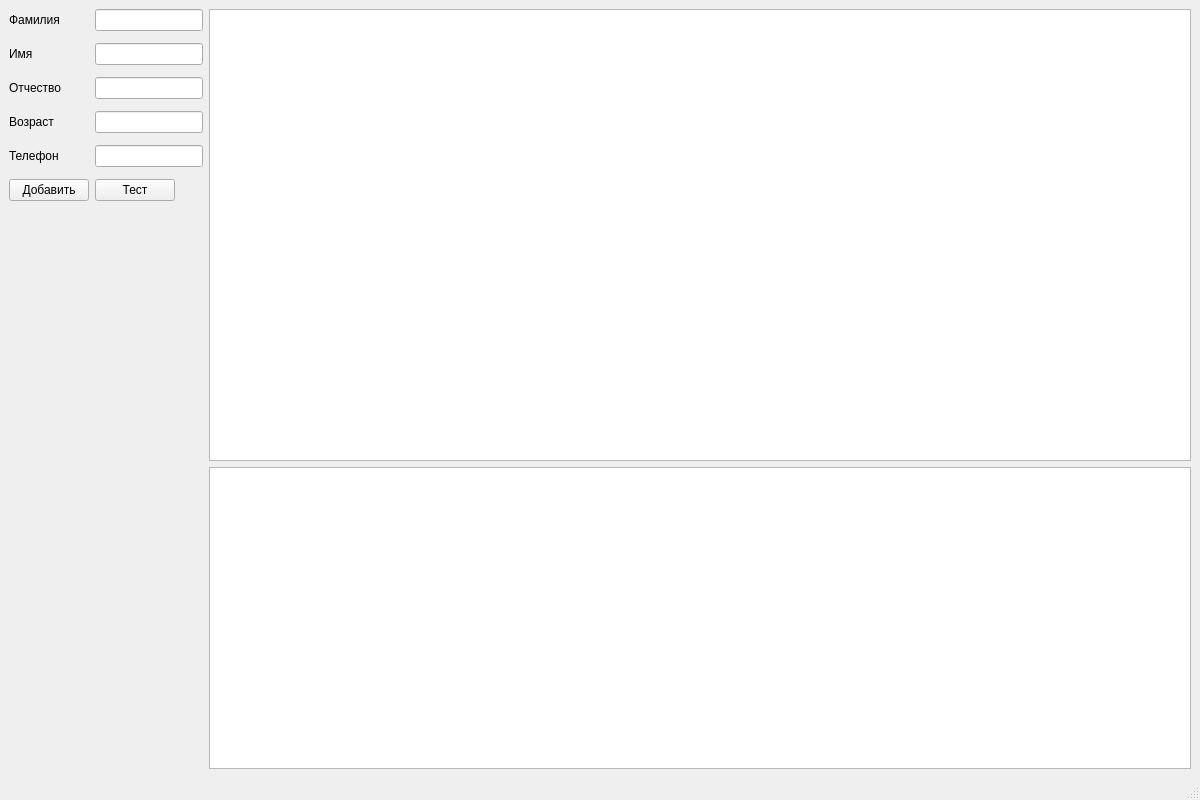
piza0-0/BankRegister, file PeopleBaza/mainwindow.ui: the form before one commit.
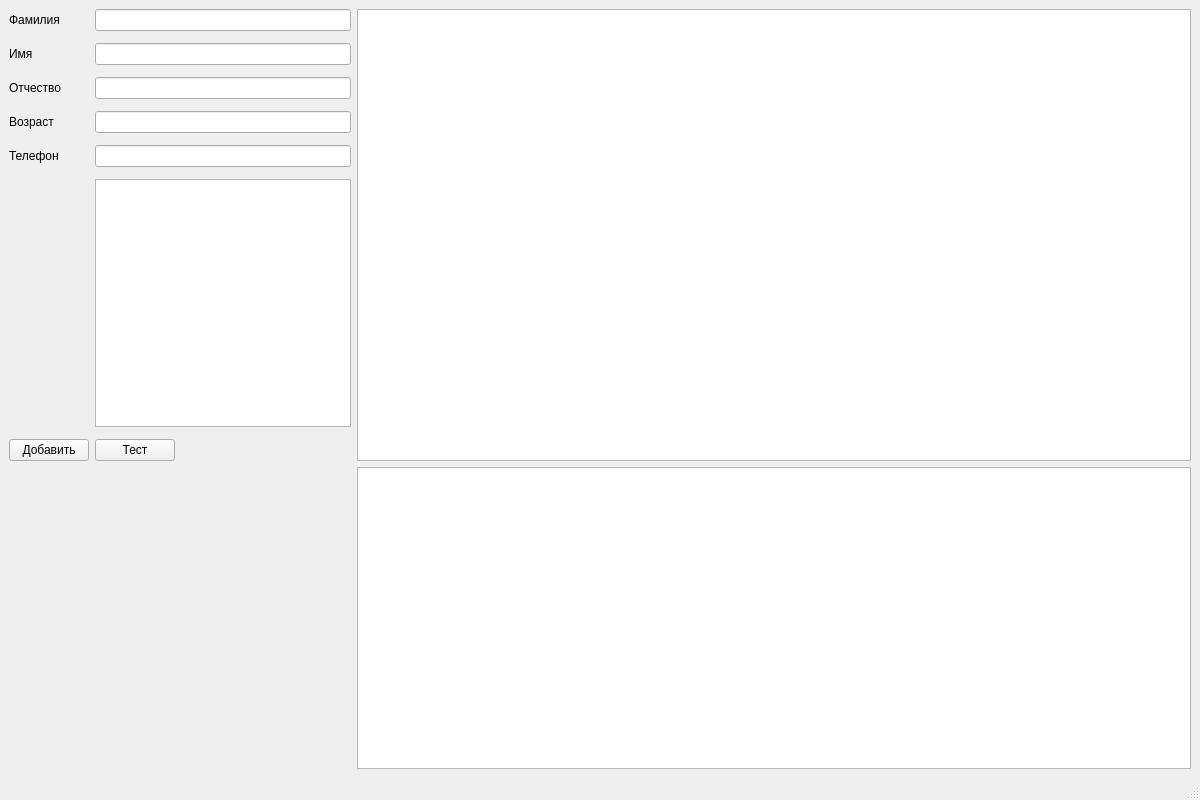
The form after the commit.

Commit message: Added bank list

```diff
--- a/PeopleBaza/mainwindow.ui
+++ b/PeopleBaza/mainwindow.ui
@@ -14,18 +14,8 @@
    <string>MainWindow</string>
   </property>
   <widget class="QWidget" name="centralwidget">
-   <layout class="QGridLayout" name="gridLayout">
-    <item row="0" column="2">
-     <widget class="QTableWidget" name="tw_personList">
-      <property name="sizePolicy">
-       <sizepolicy hsizetype="Preferred" vsizetype="Preferred">
-        <horstretch>60</horstretch>
-        <verstretch>60</verstretch>
-       </sizepolicy>
-      </property>
-     </widget>
-    </item>
-    <item row="1" column="2">
+   <layout class="QFormLayout" name="formLayout">
+    <item row="1" column="1">
      <widget class="QListWidget" name="lw_bankList">
       <property name="sizePolicy">
        <sizepolicy hsizetype="Expanding" vsizetype="Preferred">
@@ -35,17 +25,20 @@
       </property>
      </widget>
     </item>
-    <item row="0" column="1">
+    <item row="0" column="0">
      <layout class="QFormLayout" name="formLayout_2">
       <property name="sizeConstraint">
        <enum>QLayout::SetMaximumSize</enum>
       </property>
       <property name="fieldGrowthPolicy">
-       <enum>QFormLayout::FieldsStayAtSizeHint</enum>
+       <enum>QFormLayout::ExpandingFieldsGrow</enum>
       </property>
       <property name="rowWrapPolicy">
        <enum>QFormLayout::DontWrapRows</enum>
       </property>
+      <property name="formAlignment">
+       <set>Qt::AlignLeading|Qt::AlignLeft|Qt::AlignTop</set>
+      </property>
       <property name="horizontalSpacing">
        <number>6</number>
       </property>
@@ -62,7 +55,7 @@
       <item row="0" column="1">
        <widget class="QLineEdit" name="le_surname">
         <property name="sizePolicy">
-         <sizepolicy hsizetype="Preferred" vsizetype="Fixed">
+         <sizepolicy hsizetype="Expanding" vsizetype="Fixed">
           <horstretch>40</horstretch>
           <verstretch>0</verstretch>
          </sizepolicy>
@@ -79,7 +72,7 @@
       <item row="1" column="1">
        <widget class="QLineEdit" name="le_name">
         <property name="sizePolicy">
-         <sizepolicy hsizetype="Preferred" vsizetype="Fixed">
+         <sizepolicy hsizetype="Expanding" vsizetype="Fixed">
           <horstretch>40</horstretch>
           <verstretch>0</verstretch>
          </sizepolicy>
@@ -96,7 +89,7 @@
       <item row="2" column="1">
        <widget class="QLineEdit" name="le_patronymic">
         <property name="sizePolicy">
-         <sizepolicy hsizetype="Preferred" vsizetype="Fixed">
+         <sizepolicy hsizetype="Expanding" vsizetype="Fixed">
           <horstretch>40</horstretch>
           <verstretch>0</verstretch>
          </sizepolicy>
@@ -113,7 +106,7 @@
       <item row="3" column="1">
        <widget class="QLineEdit" name="le_age">
         <property name="sizePolicy">
-         <sizepolicy hsizetype="Preferred" vsizetype="Fixed">
+         <sizepolicy hsizetype="Expanding" vsizetype="Fixed">
           <horstretch>40</horstretch>
           <verstretch>0</verstretch>
          </sizepolicy>
@@ -130,14 +123,14 @@
       <item row="4" column="1">
        <widget class="QLineEdit" name="le_phone">
         <property name="sizePolicy">
-         <sizepolicy hsizetype="Preferred" vsizetype="Fixed">
+         <sizepolicy hsizetype="Expanding" vsizetype="Fixed">
           <horstretch>40</horstretch>
           <verstretch>0</verstretch>
          </sizepolicy>
         </property>
        </widget>
       </item>
-      <item row="5" column="0">
+      <item row="6" column="0">
        <widget class="QPushButton" name="pb_select">
         <property name="sizePolicy">
          <sizepolicy hsizetype="Preferred" vsizetype="Fixed">
@@ -145,12 +138,15 @@
           <verstretch>0</verstretch>
          </sizepolicy>
         </property>
+        <property name="layoutDirection">
+         <enum>Qt::RightToLeft</enum>
+        </property>
         <property name="text">
          <string>Добавить</string>
         </property>
        </widget>
       </item>
-      <item row="5" column="1">
+      <item row="6" column="1">
        <widget class="QPushButton" name="pb_test">
         <property name="sizePolicy">
          <sizepolicy hsizetype="Preferred" vsizetype="Fixed">
@@ -159,15 +155,34 @@
          </sizepolicy>
         </property>
         <property name="layoutDirection">
-         <enum>Qt::LeftToRight</enum>
+         <enum>Qt::RightToLeft</enum>
         </property>
         <property name="text">
          <string>Тест</string>
         </property>
        </widget>
       </item>
+      <item row="5" column="1">
+       <widget class="QListWidget" name="lw_checkBanks"/>
+      </item>
      </layout>
     </item>
+    <item row="0" column="1">
+     <widget class="QTableWidget" name="tw_personList">
+      <property name="sizePolicy">
+       <sizepolicy hsizetype="Preferred" vsizetype="Preferred">
+        <horstretch>30</horstretch>
+        <verstretch>60</verstretch>
+       </sizepolicy>
+      </property>
+      <property name="baseSize">
+       <size>
+        <width>500</width>
+        <height>500</height>
+       </size>
+      </property>
+     </widget>
+    </item>
    </layout>
   </widget>
   <widget class="QMenuBar" name="menubar">
```
The commit also changes 2 other files.
